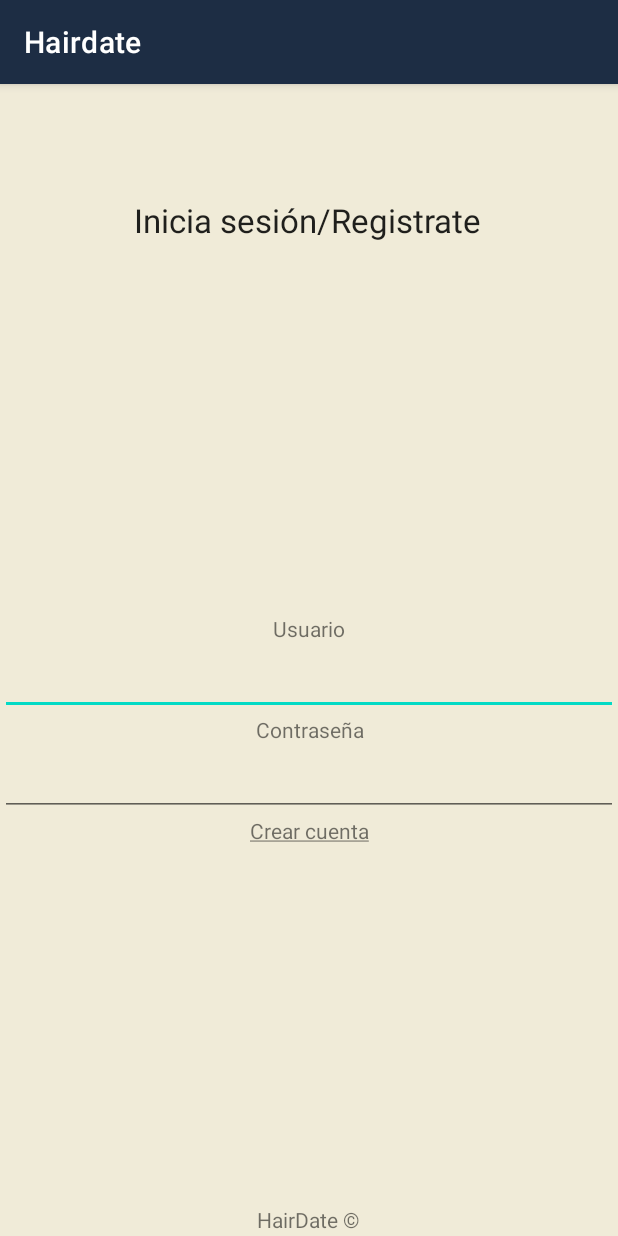
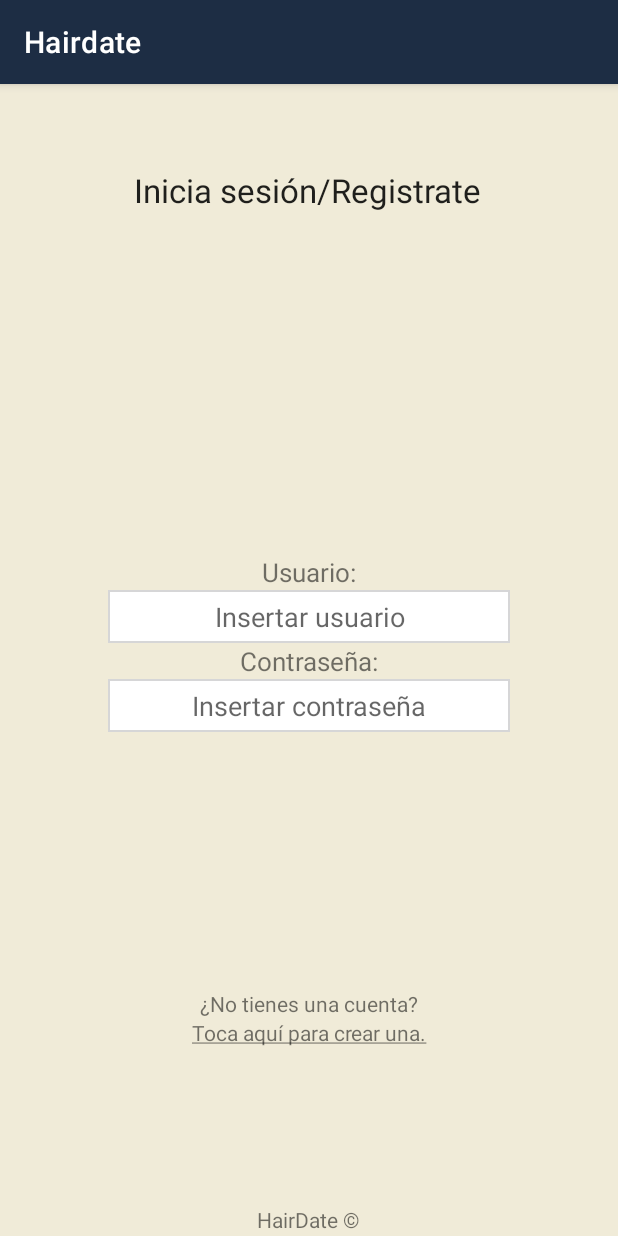
Before and after one commit to alvarovr0/Hairdate, an Android app: the fragment inicioSesion_Peluquero shown on its own in the app's theme, on a phone screen of 412 x 824 dp. Run offline under Robolectric (Android 15) with nearby library versions, the phone set to English and light mode, and no system bars.

Commit message:
Mejorado ligeramente el diseño del login

```diff
--- a/Hairdate/app/src/main/java/com/example/hairdate/inicioSesion_Peluquero.java
+++ b/Hairdate/app/src/main/java/com/example/hairdate/inicioSesion_Peluquero.java
@@ -75,7 +75,7 @@ public class inicioSesion_Peluquero extends Fragment {
     public void onViewCreated(@NotNull final View view, @Nullable Bundle savedInstanceState) {
         Intrinsics.checkNotNullParameter(view, "view");
         super.onViewCreated(view, savedInstanceState);
-        crear = (TextView) view.findViewById(R.id.txt_crear);
+        crear = (TextView) view.findViewById(R.id.txt_crear1_inicio);
         crear.setOnClickListener((View.OnClickListener)(new View.OnClickListener() {
             public final void onClick(View it) {
                 android.app.AlertDialog.Builder constructorDialogo = new android.app.AlertDialog.Builder((Context)inicioSesion_Peluquero.this.requireActivity());
--- /dev/null
+++ b/Hairdate/app/src/main/res/drawable/rectangle.xml
@@ -0,0 +1,7 @@
+<?xml version="1.0" encoding="UTF-8"?>
+<shape xmlns:android="http://schemas.android.com/apk/res/android">
+    <solid android:color="#FFFFFF" />
+    <stroke android:width="1dp" android:color="@color/primary_light" />
+    <padding android:left="1dp" android:top="1dp" android:right="1dp"
+        android:bottom="1dp" />
+</shape>
--- a/Hairdate/app/src/main/res/layout/fragment_inicio_sesion__peluquero.xml
+++ b/Hairdate/app/src/main/res/layout/fragment_inicio_sesion__peluquero.xml
@@ -14,7 +14,7 @@
 
         <LinearLayout
             android:layout_width="409dp"
-            android:layout_height="182dp"
+            android:layout_height="142dp"
             android:layout_marginEnd="1dp"
             android:layout_marginBottom="1dp"
             android:gravity="center"
@@ -38,42 +38,72 @@
             android:layout_marginBottom="171dp"
             android:orientation="vertical"
             android:paddingTop="170dp"
+
             app:layout_constraintBottom_toBottomOf="parent"
             app:layout_constraintEnd_toEndOf="parent">
 
 
             <TextView
-                android:id="@+id/txt_correo"
+                android:id="@+id/txt_correo_inicio"
                 android:layout_width="match_parent"
                 android:layout_height="wrap_content"
                 android:gravity="center"
-                android:text="Usuario" />
+                android:text="Usuario:"
+                android:textSize="17dp"/>
 
             <EditText
-                android:id="@+id/edTxt_usuario"
-                android:layout_width="match_parent"
-                android:layout_height="wrap_content"
-                android:ems="10"
-                android:inputType="textPersonName"
-                android:minHeight="48dp" />
+                android:id="@+id/edTxt_correo_inicio"
+                android:layout_width="268dp"
+                android:layout_height="35dp"
+                android:layout_gravity="center"
+                android:background="@drawable/rectangle"
+                android:ellipsize="end"
+                android:gravity="center"
+                android:hint="Insertar usuario"
+                android:inputType="numberDecimal"
+                android:maxLines="1" />
 
             <TextView
-                android:id="@+id/txt_contrasena"
+                android:id="@+id/txt_contrasena_inicio"
                 android:layout_width="match_parent"
                 android:layout_height="wrap_content"
                 android:gravity="center"
-                android:text="Contraseña" />
+                android:text="Contraseña:"
+                android:textSize="17dp"/>
 
             <EditText
                 android:id="@+id/edTxt_contrasena"
+                android:layout_width="268dp"
+                android:layout_height="35dp"
+                android:layout_gravity="center"
+                android:background="@drawable/rectangle"
+                android:ellipsize="end"
+                android:gravity="center"
+                android:hint="Insertar contraseña"
+                android:inputType="numberDecimal"
+                android:maxLines="1" />
+
+
+        </LinearLayout>
+
+        <TextView
+            android:id="@+id/txt_crear1_inicio"
             android:layout_width="match_parent"
             android:layout_height="wrap_content"
-                android:ems="10"
-                android:inputType="textPassword"
-                android:minHeight="48dp" />
+            android:autoLink="none"
+            android:clickable="true"
+            android:focusableInTouchMode="false"
+            android:forceHasOverlappingRendering="false"
+            android:gravity="center"
+            android:linksClickable="false"
+            android:pointerIcon="none"
+            android:singleLine="false"
+            android:text="¿No tienes una cuenta?"
+            android:textAllCaps="false"
+            android:textIsSelectable="false" />
 
         <TextView
-                android:id="@+id/txt_crear"
+            android:id="@+id/txt_crear2_inicio"
             android:layout_width="match_parent"
             android:layout_height="wrap_content"
             android:autoLink="none"
@@ -87,7 +117,6 @@
             android:text="@string/create_account"
             android:textAllCaps="false"
             android:textIsSelectable="false" />
-        </LinearLayout>
 
         <LinearLayout
             android:layout_width="match_parent"
@@ -100,7 +129,7 @@
             app:layout_constraintEnd_toEndOf="parent">
 
             <TextView
-                android:id="@+id/txt_creditos"
+                android:id="@+id/txt_creditos_inicio"
                 android:layout_width="match_parent"
                 android:layout_height="wrap_content"
                 android:gravity="center"
--- a/Hairdate/app/src/main/res/layout/fragment_principal.xml
+++ b/Hairdate/app/src/main/res/layout/fragment_principal.xml
@@ -25,20 +25,22 @@
 
 
             <TextView
-                android:id="@+id/txt_bienvenida"
+                android:id="@+id/txt_bienvenida1"
                 android:layout_width="match_parent"
                 android:layout_height="wrap_content"
                 android:paddingTop="60dp"
                 android:gravity="center"
+                android:textColor="@color/black"
                 android:text="¡Bienvenido!"
                 android:textSize="50dp"
                 android:textStyle="bold"
                 android:textAppearance="@style/TextAppearance.AppCompat.Large" />
 
             <TextView
-                android:id="@+id/txt_bienvenida"
+                android:id="@+id/txt_bienvenida2"
                 android:layout_width="match_parent"
                 android:layout_height="wrap_content"
+                android:textColor="@color/black"
                 android:gravity="center"
                 android:text="Antes de nada, diganos si es\npeluquero o cliente."
                 android:textAppearance="@style/TextAppearance.AppCompat.Large" />
--- a/Hairdate/app/src/main/res/values-night/themes.xml
+++ b/Hairdate/app/src/main/res/values-night/themes.xml
@@ -2,12 +2,12 @@
     <!-- Base application theme. -->
     <style name="Theme.Hairdate" parent="Theme.MaterialComponents.DayNight.DarkActionBar">
         <!-- Primary brand color. -->
-        <item name="colorPrimary">@color/purple_200</item>
-        <item name="colorPrimaryVariant">@color/purple_700</item>
-        <item name="colorOnPrimary">@color/black</item>
+        <item name="colorPrimary">#1D2D44</item>
+        <item name="colorPrimaryVariant">#0D1321</item>
+        <item name="colorOnPrimary">@color/white</item>
         <!-- Secondary brand color. -->
         <item name="colorSecondary">@color/teal_200</item>
-        <item name="colorSecondaryVariant">@color/teal_200</item>
+        <item name="colorSecondaryVariant">@color/teal_700</item>
         <item name="colorOnSecondary">@color/black</item>
         <!-- Status bar color. -->
         <item name="android:statusBarColor">?attr/colorPrimaryVariant</item>
--- a/Hairdate/app/src/main/res/values/strings.xml
+++ b/Hairdate/app/src/main/res/values/strings.xml
@@ -1,5 +1,5 @@
 <resources>
     <string name="app_name">Hairdate</string>
     <!-- TODO: Remove or change this placeholder text -->
-    <string name="create_account"><u>Crear cuenta</u></string>
+    <string name="create_account"><u>Toca aquí para crear una.</u></string>
 </resources>
```
Lines whose indentation alone changed are shown as unchanged.
